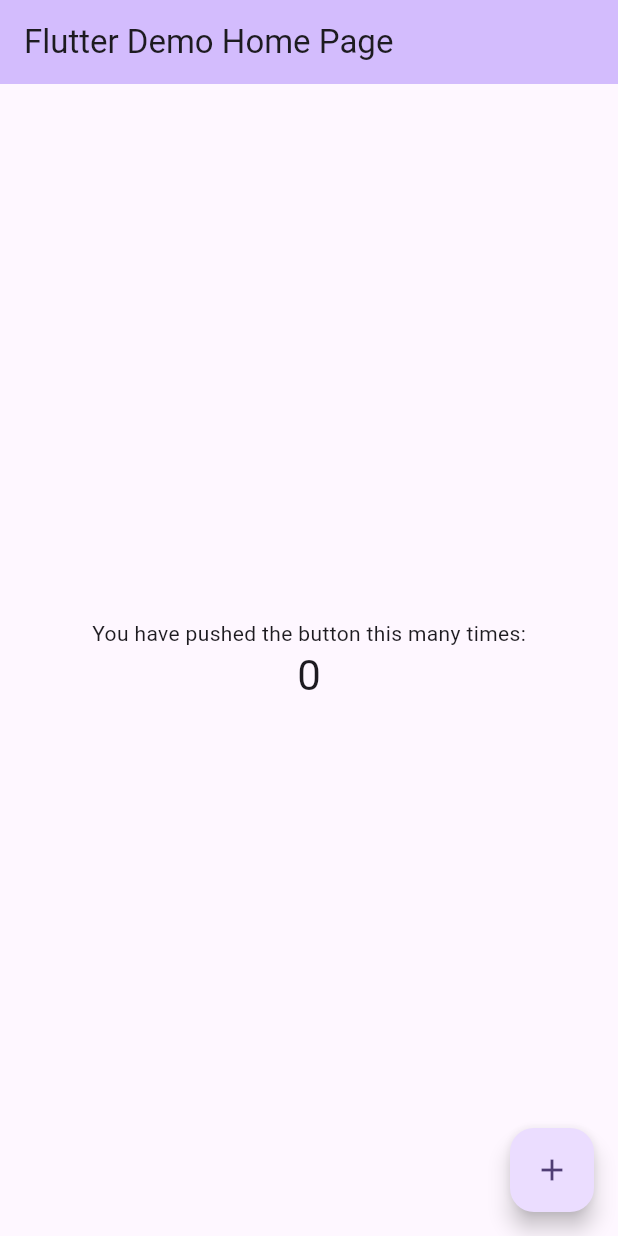
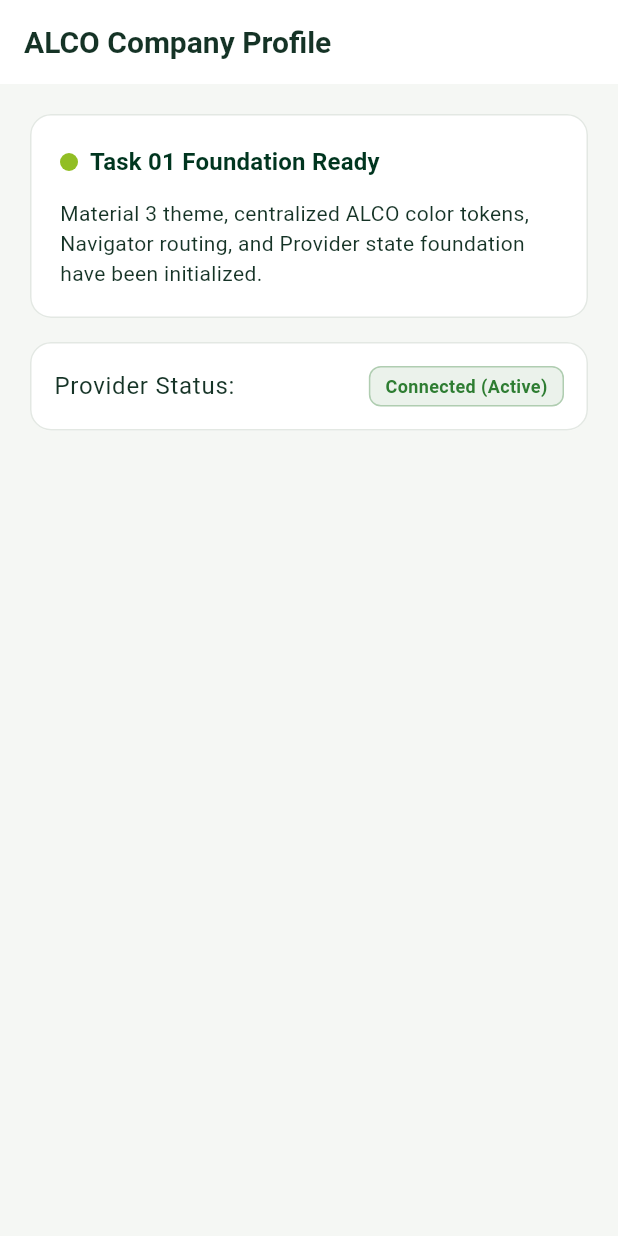
Before and after one commit to ivanmahendraa/alco_company_profile, a Flutter app: the screen it shows after launch, on a phone screen of 412 x 824 dp. Run offline on Flutter 3.47's test engine with Material 3 defaults, Android fonts, the phone set to English and light mode, and no system bars.

Commit message:
Feat: add app theme and navigation

```diff
--- /dev/null
+++ b/lib/app.dart
@@ -0,0 +1,143 @@
+import 'package:flutter/material.dart';
+import 'package:provider/provider.dart';
+
+import 'providers/news_provider.dart';
+import 'utils/app_colors.dart';
+import 'utils/app_routes.dart';
+import 'utils/app_theme.dart';
+
+/// The root application widget for ALCO Company Profile.
+/// Configures Provider, Material 3 theme, and Navigator route handling.
+class AlcoApp extends StatelessWidget {
+  const AlcoApp({super.key});
+
+  @override
+  Widget build(BuildContext context) {
+    return MultiProvider(
+      providers: [
+        ChangeNotifierProvider(create: (_) => NewsProvider()),
+      ],
+      child: MaterialApp(
+        title: 'ALCO Company Profile',
+        debugShowCheckedModeBanner: false,
+        theme: AppTheme.lightTheme,
+        initialRoute: AppRoutes.splash,
+        onGenerateRoute: _onGenerateRoute,
+      ),
+    );
+  }
+
+  Route<dynamic> _onGenerateRoute(RouteSettings settings) {
+    switch (settings.name) {
+      case AppRoutes.splash:
+      default:
+        return MaterialPageRoute<dynamic>(
+          settings: settings,
+          builder: (_) => const AppFoundationScreen(),
+        );
+    }
+  }
+}
+
+/// Foundation landing screen used during Task 01 to verify:
+/// 1. Material 3 and ALCO theme integration.
+/// 2. Provider accessibility.
+/// 3. Navigation and layout readiness.
+///
+/// NOTE: Full screen widgets (Splash, Login, etc.) are implemented in subsequent tasks.
+class AppFoundationScreen extends StatelessWidget {
+  const AppFoundationScreen({super.key});
+
+  @override
+  Widget build(BuildContext context) {
+    return Scaffold(
+      appBar: AppBar(
+        title: const Text('ALCO Company Profile'),
+      ),
+      body: SafeArea(
+        child: Padding(
+          padding: const EdgeInsets.all(20.0),
+          child: Column(
+            crossAxisAlignment: CrossAxisAlignment.stretch,
+            children: [
+              Card(
+                child: Padding(
+                  padding: const EdgeInsets.all(20.0),
+                  child: Column(
+                    crossAxisAlignment: CrossAxisAlignment.start,
+                    children: [
+                      Row(
+                        children: [
+                          Container(
+                            width: 12,
+                            height: 12,
+                            decoration: const BoxDecoration(
+                              color: AppColors.accentLime,
+                              shape: BoxShape.circle,
+                            ),
+                          ),
+                          const SizedBox(width: 8),
+                          Text(
+                            'Task 01 Foundation Ready',
+                            style: Theme.of(context).textTheme.titleMedium?.copyWith(
+                                  color: AppColors.primaryGreen,
+                                ),
+                          ),
+                        ],
+                      ),
+                      const SizedBox(width: 0, height: 12),
+                      Text(
+                        'Material 3 theme, centralized ALCO color tokens, Navigator routing, and Provider state foundation have been initialized.',
+                        style: Theme.of(context).textTheme.bodyMedium,
+                      ),
+                    ],
+                  ),
+                ),
+              ),
+              const SizedBox(height: 16),
+              Card(
+                child: Padding(
+                  padding: const EdgeInsets.all(16.0),
+                  child: Consumer<NewsProvider>(
+                    builder: (context, provider, child) {
+                      return Row(
+                        mainAxisAlignment: MainAxisAlignment.spaceBetween,
+                        children: [
+                          Text(
+                            'Provider Status:',
+                            style: Theme.of(context).textTheme.bodyLarge,
+                          ),
+                          Container(
+                            padding: const EdgeInsets.symmetric(
+                              horizontal: 10,
+                              vertical: 4,
+                            ),
+                            decoration: BoxDecoration(
+                              color: AppColors.success.withAlpha(25),
+                              borderRadius: BorderRadius.circular(8),
+                              border: Border.all(
+                                color: AppColors.success.withAlpha(80),
+                              ),
+                            ),
+                            child: const Text(
+                              'Connected (Active)',
+                              style: TextStyle(
+                                color: AppColors.success,
+                                fontWeight: FontWeight.w600,
+                                fontSize: 12,
+                              ),
+                            ),
+                          ),
+                        ],
+                      );
+                    },
+                  ),
+                ),
+              ),
+            ],
+          ),
+        ),
+      ),
+    );
+  }
+}
--- a/lib/main.dart
+++ b/lib/main.dart
@@ -1,122 +1,7 @@
 import 'package:flutter/material.dart';
+import 'app.dart';
 
 void main() {
-  runApp(const MyApp());
+  WidgetsFlutterBinding.ensureInitialized();
+  runApp(const AlcoApp());
 }
-
-class MyApp extends StatelessWidget {
-  const MyApp({super.key});
-
-  // This widget is the root of your application.
-  @override
-  Widget build(BuildContext context) {
-    return MaterialApp(
-      title: 'Flutter Demo',
-      theme: ThemeData(
-        // This is the theme of your application.
-        //
-        // TRY THIS: Try running your application with "flutter run". You'll see
-        // the application has a purple toolbar. Then, without quitting the app,
-        // try changing the seedColor in the colorScheme below to Colors.green
-        // and then invoke "hot reload" (save your changes or press the "hot
-        // reload" button in a Flutter-supported IDE, or press "r" if you used
-        // the command line to start the app).
-        //
-        // Notice that the counter didn't reset back to zero; the application
-        // state is not lost during the reload. To reset the state, use hot
-        // restart instead.
-        //
-        // This works for code too, not just values: Most code changes can be
-        // tested with just a hot reload.
-        colorScheme: .fromSeed(seedColor: Colors.deepPurple),
-      ),
-      home: const MyHomePage(title: 'Flutter Demo Home Page'),
-    );
-  }
-}
-
-class MyHomePage extends StatefulWidget {
-  const MyHomePage({super.key, required this.title});
-
-  // This widget is the home page of your application. It is stateful, meaning
-  // that it has a State object (defined below) that contains fields that affect
-  // how it looks.
-
-  // This class is the configuration for the state. It holds the values (in this
-  // case the title) provided by the parent (in this case the App widget) and
-  // used by the build method of the State. Fields in a Widget subclass are
-  // always marked "final".
-
-  final String title;
-
-  @override
-  State<MyHomePage> createState() => _MyHomePageState();
-}
-
-class _MyHomePageState extends State<MyHomePage> {
-  int _counter = 0;
-
-  void _incrementCounter() {
-    setState(() {
-      // This call to setState tells the Flutter framework that something has
-      // changed in this State, which causes it to rerun the build method below
-      // so that the display can reflect the updated values. If we changed
-      // _counter without calling setState(), then the build method would not be
-      // called again, and so nothing would appear to happen.
-      _counter++;
-    });
-  }
-
-  @override
-  Widget build(BuildContext context) {
-    // This method is rerun every time setState is called, for instance as done
-    // by the _incrementCounter method above.
-    //
-    // The Flutter framework has been optimized to make rerunning build methods
-    // fast, so that you can just rebuild anything that needs updating rather
-    // than having to individually change instances of widgets.
-    return Scaffold(
-      appBar: AppBar(
-        // TRY THIS: Try changing the color here to a specific color (to
-        // Colors.amber, perhaps?) and trigger a hot reload to see the AppBar
-        // change color while the other colors stay the same.
-        backgroundColor: Theme.of(context).colorScheme.inversePrimary,
-        // Here we take the value from the MyHomePage object that was created by
-        // the App.build method, and use it to set our appbar title.
-        title: Text(widget.title),
-      ),
-      body: Center(
-        // Center is a layout widget. It takes a single child and positions it
-        // in the middle of the parent.
-        child: Column(
-          // Column is also a layout widget. It takes a list of children and
-          // arranges them vertically. By default, it sizes itself to fit its
-          // children horizontally, and tries to be as tall as its parent.
-          //
-          // Column has various properties to control how it sizes itself and
-          // how it positions its children. Here we use mainAxisAlignment to
-          // center the children vertically; the main axis here is the vertical
-          // axis because Columns are vertical (the cross axis would be
-          // horizontal).
-          //
-          // TRY THIS: Invoke "debug painting" (choose the "Toggle Debug Paint"
-          // action in the IDE, or press "p" in the console), to see the
-          // wireframe for each widget.
-          mainAxisAlignment: .center,
-          children: [
-            const Text('You have pushed the button this many times:'),
-            Text(
-              '$_counter',
-              style: Theme.of(context).textTheme.headlineMedium,
-            ),
-          ],
-        ),
-      ),
-      floatingActionButton: FloatingActionButton(
-        onPressed: _incrementCounter,
-        tooltip: 'Increment',
-        child: const Icon(Icons.add),
-      ),
-    );
-  }
-}
--- /dev/null
+++ b/lib/providers/news_provider.dart
@@ -0,0 +1,32 @@
+import 'package:flutter/foundation.dart';
+
+/// Foundation Provider for News & Activities shared state (bookmarks, search query).
+/// Uses ChangeNotifier as specified in prd.md and design.md.
+class NewsProvider extends ChangeNotifier {
+  final Set<String> _bookmarkedIds = <String>{};
+  String _searchQuery = '';
+
+  Set<String> get bookmarkedIds => Set.unmodifiable(_bookmarkedIds);
+  String get searchQuery => _searchQuery;
+
+  bool isBookmarked(String id) => _bookmarkedIds.contains(id);
+
+  void toggleBookmark(String id) {
+    if (_bookmarkedIds.contains(id)) {
+      _bookmarkedIds.remove(id);
+    } else {
+      _bookmarkedIds.add(id);
+    }
+    notifyListeners();
+  }
+
+  void setSearchQuery(String query) {
+    _searchQuery = query;
+    notifyListeners();
+  }
+
+  void clearSearch() {
+    _searchQuery = '';
+    notifyListeners();
+  }
+}
--- /dev/null
+++ b/lib/utils/app_colors.dart
@@ -0,0 +1,33 @@
+import 'package:flutter/material.dart';
+
+/// Centralized ALCO color tokens as specified in design.md and prd.md.
+class AppColors {
+  AppColors._();
+
+  /// Primary Green (#00351F) - Main headings, primary buttons, navigation emphasis
+  static const Color primaryGreen = Color(0xFF00351F);
+
+  /// Accent Lime (#91BE24) - Active indicators, icon accents, small highlights
+  static const Color accentLime = Color(0xFF91BE24);
+
+  /// App Background (#F5F7F4) - Main screen background
+  static const Color appBackground = Color(0xFFF5F7F4);
+
+  /// Surface (#FFFFFF) - Cards, app bars, input fields
+  static const Color surface = Color(0xFFFFFFFF);
+
+  /// Main Text (#153326) - Primary body text
+  static const Color mainText = Color(0xFF153326);
+
+  /// Secondary Text (#778078) - Supporting text and descriptions
+  static const Color secondaryText = Color(0xFF778078);
+
+  /// Border (#E3E8E3) - Card and input outlines
+  static const Color border = Color(0xFFE3E8E3);
+
+  /// Success (#2E7D32) - Successful actions and status
+  static const Color success = Color(0xFF2E7D32);
+
+  /// Error (#C62828) - Validation and error messages
+  static const Color error = Color(0xFFC62828);
+}
--- /dev/null
+++ b/lib/utils/app_routes.dart
@@ -0,0 +1,13 @@
+/// Route names for ALCO Company Profile.
+/// Provides a consistent routing foundation for Flutter Navigator.
+class AppRoutes {
+  AppRoutes._();
+
+  static const String splash = '/';
+  static const String login = '/login';
+  static const String dashboard = '/dashboard';
+  static const String companyProfile = '/company-profile';
+  static const String businessInfo = '/business-info';
+  static const String news = '/news';
+  static const String newsDetail = '/news-detail';
+}
--- /dev/null
+++ b/lib/utils/app_theme.dart
@@ -0,0 +1,156 @@
+import 'package:flutter/material.dart';
+import 'app_colors.dart';
+
+/// Centralized application theme for ALCO Company Profile.
+/// Configured for Material 3 following design.md guidelines.
+class AppTheme {
+  AppTheme._();
+
+  static ThemeData get lightTheme {
+    return ThemeData(
+      useMaterial3: true,
+      scaffoldBackgroundColor: AppColors.appBackground,
+      colorScheme: const ColorScheme(
+        brightness: Brightness.light,
+        primary: AppColors.primaryGreen,
+        onPrimary: AppColors.surface,
+        secondary: AppColors.accentLime,
+        onSecondary: AppColors.mainText,
+        error: AppColors.error,
+        onError: AppColors.surface,
+        surface: AppColors.surface,
+        onSurface: AppColors.mainText,
+        outline: AppColors.border,
+      ),
+      appBarTheme: const AppBarTheme(
+        backgroundColor: AppColors.surface,
+        foregroundColor: AppColors.mainText,
+        elevation: 0,
+        scrolledUnderElevation: 0,
+        centerTitle: false,
+        titleTextStyle: TextStyle(
+          color: AppColors.mainText,
+          fontSize: 20,
+          fontWeight: FontWeight.w600,
+        ),
+        iconTheme: IconThemeData(
+          color: AppColors.mainText,
+        ),
+      ),
+      cardTheme: CardThemeData(
+        color: AppColors.surface,
+        elevation: 0,
+        shape: RoundedRectangleBorder(
+          borderRadius: BorderRadius.circular(14),
+          side: const BorderSide(color: AppColors.border, width: 1),
+        ),
+        margin: EdgeInsets.zero,
+      ),
+      elevatedButtonTheme: ElevatedButtonThemeData(
+        style: ElevatedButton.styleFrom(
+          backgroundColor: AppColors.primaryGreen,
+          foregroundColor: AppColors.surface,
+          elevation: 0,
+          minimumSize: const Size.fromHeight(48),
+          shape: RoundedRectangleBorder(
+            borderRadius: BorderRadius.circular(12),
+          ),
+          textStyle: const TextStyle(
+            fontSize: 16,
+            fontWeight: FontWeight.w600,
+          ),
+        ),
+      ),
+      outlinedButtonTheme: OutlinedButtonThemeData(
+        style: OutlinedButton.styleFrom(
+          foregroundColor: AppColors.primaryGreen,
+          backgroundColor: AppColors.surface,
+          side: const BorderSide(color: AppColors.border, width: 1),
+          minimumSize: const Size.fromHeight(48),
+          shape: RoundedRectangleBorder(
+            borderRadius: BorderRadius.circular(12),
+          ),
+          textStyle: const TextStyle(
+            fontSize: 16,
+            fontWeight: FontWeight.w600,
+          ),
+        ),
+      ),
+      inputDecorationTheme: InputDecorationTheme(
+        filled: true,
+        fillColor: AppColors.surface,
+        contentPadding: const EdgeInsets.symmetric(horizontal: 16, vertical: 14),
+        hintStyle: const TextStyle(
+          color: AppColors.secondaryText,
+          fontSize: 14,
+        ),
+        labelStyle: const TextStyle(
+          color: AppColors.secondaryText,
+          fontSize: 14,
+        ),
+        border: OutlineInputBorder(
+          borderRadius: BorderRadius.circular(12),
+          borderSide: const BorderSide(color: AppColors.border, width: 1),
+        ),
+        enabledBorder: OutlineInputBorder(
+          borderRadius: BorderRadius.circular(12),
+          borderSide: const BorderSide(color: AppColors.border, width: 1),
+        ),
+        focusedBorder: OutlineInputBorder(
+          borderRadius: BorderRadius.circular(12),
+          borderSide: const BorderSide(color: AppColors.primaryGreen, width: 1.5),
+        ),
+        errorBorder: OutlineInputBorder(
+          borderRadius: BorderRadius.circular(12),
+          borderSide: const BorderSide(color: AppColors.error, width: 1),
+        ),
+        focusedErrorBorder: OutlineInputBorder(
+          borderRadius: BorderRadius.circular(12),
+          borderSide: const BorderSide(color: AppColors.error, width: 1.5),
+        ),
+      ),
+      textTheme: const TextTheme(
+        headlineLarge: TextStyle(
+          color: AppColors.mainText,
+          fontSize: 26,
+          fontWeight: FontWeight.bold,
+        ),
+        headlineMedium: TextStyle(
+          color: AppColors.mainText,
+          fontSize: 22,
+          fontWeight: FontWeight.bold,
+        ),
+        titleLarge: TextStyle(
+          color: AppColors.mainText,
+          fontSize: 18,
+          fontWeight: FontWeight.w600,
+        ),
+        titleMedium: TextStyle(
+          color: AppColors.mainText,
+          fontSize: 16,
+          fontWeight: FontWeight.w600,
+        ),
+        bodyLarge: TextStyle(
+          color: AppColors.mainText,
+          fontSize: 16,
+          fontWeight: FontWeight.normal,
+        ),
+        bodyMedium: TextStyle(
+          color: AppColors.mainText,
+          fontSize: 14,
+          fontWeight: FontWeight.normal,
+        ),
+        bodySmall: TextStyle(
+          color: AppColors.secondaryText,
+          fontSize: 12,
+          fontWeight: FontWeight.normal,
+        ),
+      ),
+      dividerTheme: const DividerThemeData(
+        color: AppColors.border,
+        thickness: 1,
+        space: 1,
+      ),
+    );
+  }
+}
```
Also changed, not shown: pubspec.yaml (+4 -67 lines), assets/images/alco_logo.svg (added), pubspec.lock, 2 other files.
